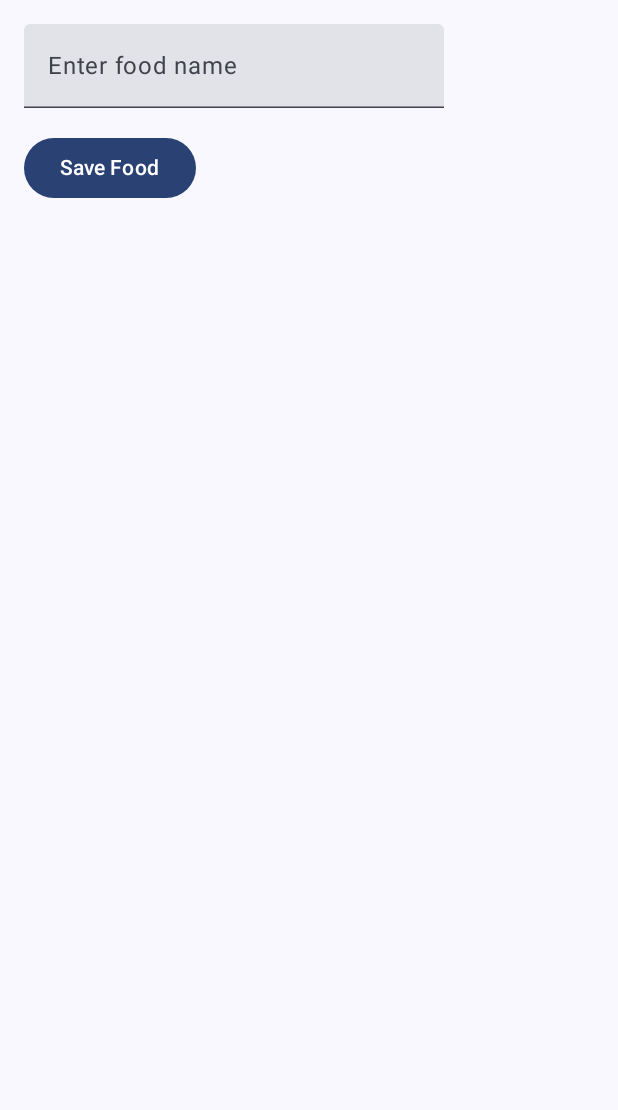
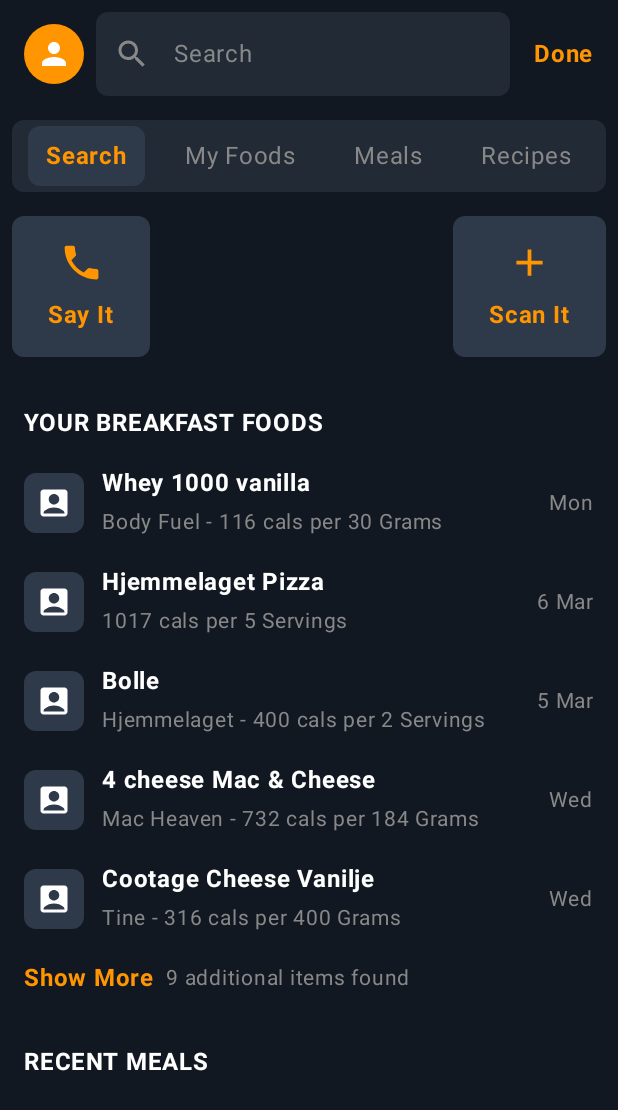
Before and after one commit to martinfosby/FoodGuard, an Android app built with Jetpack Compose: the composable FoodScreen shown on its own in the app's theme, on a phone screen of 412 x 824 dp. Shown: the top 1110 px of the screen. Run offline under Robolectric (Android 15) with nearby library versions, the phone set to English and light mode, and no system bars; libraries missing offline, so code that uses them is left out: androidx.camera.core, androidx.camera.lifecycle, androidx.camera.view, com.google.mlkit.vision.

Commit message:
Added FoodScreen

```diff
--- a/app/src/main/java/com/example/foodguard/MainActivity.kt
+++ b/app/src/main/java/com/example/foodguard/MainActivity.kt
@@ -1,7 +1,6 @@
 package com.example.foodguard
 
-import BarcodeScannerScreen
-import MainScreen
+import FoodScreen
 import android.os.Bundle
 import androidx.activity.ComponentActivity
 import androidx.activity.compose.setContent
@@ -28,34 +27,7 @@ fun FoodGuardApp() {
     FoodGuardTheme {
 //        FoodScreen()
 //        MainScreen()
-        BarcodeScannerScreen()
+//        BarcodeScannerScreen()
+        FoodScreen()
     }
 }
-
-@Composable
-fun FoodScreen() {
-    var foodName by remember { mutableStateOf("") }
-    val coroutineScope = rememberCoroutineScope()
-
-    Column(
-        modifier = Modifier
-            .fillMaxSize()
-            .padding(16.dp)
-    ) {
-        TextField(
-            value = foodName,
-            onValueChange = { foodName = it },
-            label = { Text("Enter food name") }
-        )
-
-        Spacer(modifier = Modifier.height(16.dp))
-
-        Button(onClick = {
-            coroutineScope.launch {
-                // Call function to insert food (Implement Room integration here)
-            }
-        }) {
-            Text("Save Food")
-        }
-    }
-}
--- a/app/src/main/java/com/example/foodguard/Screens.kt
+++ b/app/src/main/java/com/example/foodguard/Screens.kt
@@ -1,9 +1,9 @@
-import android.content.Context
-import android.util.Log
 import android.view.ViewGroup
 import androidx.camera.core.*
 import androidx.camera.lifecycle.ProcessCameraProvider
 import androidx.camera.view.PreviewView
+import androidx.compose.foundation.layout.Column
+import androidx.compose.foundation.layout.Row
 import androidx.compose.foundation.layout.fillMaxSize
 import androidx.compose.material3.Text
 import androidx.compose.runtime.*
@@ -12,17 +12,24 @@ import androidx.compose.ui.graphics.Color
 import androidx.compose.ui.platform.LocalContext
 import androidx.compose.ui.viewinterop.AndroidView
 import androidx.core.content.ContextCompat
-import androidx.lifecycle.LifecycleOwner
 import androidx.lifecycle.compose.LocalLifecycleOwner
 import com.google.accompanist.permissions.ExperimentalPermissionsApi
 import com.google.accompanist.permissions.isGranted
 import com.google.accompanist.permissions.rememberPermissionState
-import com.google.mlkit.vision.barcode.BarcodeScanner
 import com.google.mlkit.vision.barcode.BarcodeScanning
 import com.google.mlkit.vision.common.InputImage
-import java.util.concurrent.ExecutorService
-import java.util.concurrent.Executors
-
+import androidx.compose.foundation.background
+import androidx.compose.foundation.layout.*
+import androidx.compose.foundation.shape.CircleShape
+import androidx.compose.foundation.shape.RoundedCornerShape
+import androidx.compose.material.icons.Icons
+import androidx.compose.material.icons.filled.*
+import androidx.compose.material3.*
+import androidx.compose.ui.Alignment
+import androidx.compose.ui.draw.clip
+import androidx.compose.ui.text.font.FontWeight
+import androidx.compose.ui.unit.dp
+import androidx.compose.ui.unit.sp
 
 @androidx.annotation.OptIn(ExperimentalGetImage::class)
 @Composable
@@ -104,6 +111,7 @@ fun CameraPreviewScreen() {
     )
 }
 
+@androidx.annotation.OptIn(ExperimentalGetImage::class)
 @OptIn(ExperimentalPermissionsApi::class)
 @Composable
 fun BarcodeScannerScreen() {
@@ -204,7 +212,7 @@ fun BarcodeScannerScreen() {
 
 @OptIn(ExperimentalPermissionsApi::class)
 @Composable
-fun MainScreen() {
+fun PermissionScreen() {
     val cameraPermissionState = rememberPermissionState(permission = android.Manifest.permission.CAMERA)
 
     // Launch permission request if necessary
@@ -221,3 +229,319 @@ fun MainScreen() {
         Text("Camera permission is required", color = Color.Red)
     }
 }
+
+
+
+@Composable
+fun FoodScreen() {
+    val darkBackground = Color(0xFF121822)
+    val orangeAccent = Color(0xFFFF9500)
+    val darkGrayBackground = Color(0xFF222A36)
+
+    var searchText by remember { mutableStateOf("") }
+
+    Column(
+        modifier = Modifier
+            .fillMaxSize()
+            .background(darkBackground)
+            .padding(bottom = 80.dp) // Space for bottom nav bar
+    ) {
+        // Top Bar with Search
+        Row(
+            modifier = Modifier
+                .fillMaxWidth()
+                .padding(horizontal = 16.dp, vertical = 8.dp),
+            verticalAlignment = Alignment.CenterVertically
+        ) {
+            // Orange circle icon
+            Box(
+                modifier = Modifier
+                    .size(40.dp)
+                    .clip(CircleShape)
+                    .background(orangeAccent),
+                contentAlignment = Alignment.Center
+            ) {
+                Icon(
+                    imageVector = Icons.Default.Person,
+                    contentDescription = "App Logo",
+                    tint = Color.White
+                )
+            }
+
+            // Search Bar
+            TextField(
+                value = searchText,
+                onValueChange = { searchText = it },
+                modifier = Modifier
+                    .weight(1f)
+                    .padding(horizontal = 8.dp)
+                    .clip(RoundedCornerShape(8.dp)),
+                colors = TextFieldDefaults.colors(
+                    unfocusedContainerColor = darkGrayBackground,
+                    focusedContainerColor = darkGrayBackground,
+                    cursorColor = orangeAccent,
+                    unfocusedIndicatorColor = Color.Transparent,
+                    focusedIndicatorColor = Color.Transparent
+                ),
+                leadingIcon = {
+                    Icon(
+                        imageVector = Icons.Default.Search,
+                        contentDescription = "Search",
+                        tint = Color.Gray
+                    )
+                },
+                placeholder = { Text("Search", color = Color.Gray) }
+            )
+
+            // Done Button
+            Text(
+                text = "Done",
+                color = orangeAccent,
+                fontWeight = FontWeight.Bold,
+                modifier = Modifier.padding(start = 8.dp)
+            )
+        }
+
+        // Tab Navigation
+        Row(
+            modifier = Modifier
+                .fillMaxWidth()
+                .padding(8.dp)
+                .clip(RoundedCornerShape(8.dp))
+                .background(darkGrayBackground),
+            horizontalArrangement = Arrangement.SpaceEvenly
+        ) {
+            CategoryTab("Search", true)
+            CategoryTab("My Foods", false)
+            CategoryTab("Meals", false)
+            CategoryTab("Recipes", false)
+        }
+
+        // Input Methods
+        Row(
+            modifier = Modifier
+                .fillMaxWidth()
+                .padding(8.dp),
+            horizontalArrangement = Arrangement.SpaceBetween
+        ) {
+            InputMethodButton(
+                icon = Icons.Default.Phone,
+                text = "Say It",
+                color = orangeAccent
+            )
+
+            InputMethodButton(
+                icon = Icons.Default.Add,
+                text = "Scan It",
+                color = orangeAccent
+            )
+        }
+
+        Spacer(modifier = Modifier.height(16.dp))
+
+        // Breakfast Foods Section
+        Column(modifier = Modifier.padding(horizontal = 16.dp)) {
+            Text(
+                text = "YOUR BREAKFAST FOODS",
+                color = Color.White,
+                fontSize = 16.sp,
+                fontWeight = FontWeight.Bold,
+                modifier = Modifier.padding(vertical = 8.dp)
+            )
+
+            FoodItem(
+                icon = Icons.Default.AccountBox,
+                name = "Whey 1000 vanilla",
+                description = "Body Fuel - 116 cals per 30 Grams",
+                date = "Mon"
+            )
+
+            FoodItem(
+                icon = Icons.Default.AccountBox,
+                name = "Hjemmelaget Pizza",
+                description = "1017 cals per 5 Servings",
+                date = "6 Mar"
+            )
+
+            FoodItem(
+                icon = Icons.Default.AccountBox,
+                name = "Bolle",
+                description = "Hjemmelaget - 400 cals per 2 Servings",
+                date = "5 Mar"
+            )
+
+            FoodItem(
+                icon = Icons.Default.AccountBox,
+                name = "4 cheese Mac & Cheese",
+                description = "Mac Heaven - 732 cals per 184 Grams",
+                date = "Wed"
+            )
+
+            FoodItem(
+                icon = Icons.Default.AccountBox,
+                name = "Cootage Cheese Vanilje",
+                description = "Tine - 316 cals per 400 Grams",
+                date = "Wed"
+            )
+
+            // Show More Button
+            Row(
+                modifier = Modifier.padding(vertical = 8.dp),
+                verticalAlignment = Alignment.CenterVertically
+            ) {
+                Text(
+                    text = "Show More",
+                    color = orangeAccent,
+                    fontWeight = FontWeight.Bold,
+                    fontSize = 16.sp
+                )
+
+                Spacer(modifier = Modifier.height(4.dp))
+
+                Text(
+                    text = "9 additional items found",
+                    color = Color.Gray,
+                    fontSize = 14.sp,
+                    modifier = Modifier.padding(start = 8.dp)
+                )
+            }
+        }
+
+        Spacer(modifier = Modifier.height(16.dp))
+
+        // Recent Meals Section
+        Column(modifier = Modifier.padding(horizontal = 16.dp)) {
+            Text(
+                text = "RECENT MEALS",
+                color = Color.White,
+                fontSize = 16.sp,
+                fontWeight = FontWeight.Bold,
+                modifier = Modifier.padding(vertical = 8.dp)
+            )
+
+            FoodItem(
+                icon = Icons.Default.AccountBox,
+                name = "Breakfast",
+                description = "517 calories, 3 items",
+                date = "Today"
+            )
+        }
+
+        // Floating Action Button
+        Box(
+            modifier = Modifier.fillMaxSize(),
+            contentAlignment = Alignment.BottomEnd
+        ) {
+            FloatingActionButton(
+                onClick = { /* Handle click */ },
+                modifier = Modifier.padding(16.dp),
+                containerColor = orangeAccent,
+                contentColor = Color.Black
+            ) {
+                Icon(
+                    imageVector = Icons.Default.AccountBox,
+                    contentDescription = "Scan Barcode"
+                )
+            }
+        }
+    }
+}
+
+@Composable
+fun CategoryTab(name: String, isSelected: Boolean) {
+    Box(
+        modifier = Modifier
+            .padding(4.dp)
+            .clip(RoundedCornerShape(8.dp))
+            .background(if (isSelected) Color(0xFF2E3949) else Color.Transparent)
+            .padding(vertical = 8.dp, horizontal = 12.dp),
+        contentAlignment = Alignment.Center
+    ) {
+        Text(
+            text = name,
+            color = if (isSelected) Color(0xFFFF9500) else Color.Gray,
+            fontWeight = if (isSelected) FontWeight.Bold else FontWeight.Normal
+        )
+    }
+}
+
+@Composable
+fun InputMethodButton(icon: androidx.compose.ui.graphics.vector.ImageVector, text: String, color: Color) {
+    Column(
+        modifier = Modifier
+            .clip(RoundedCornerShape(8.dp))
+            .background(Color(0xFF2E3949))
+            .padding(vertical = 16.dp, horizontal = 24.dp),
+        horizontalAlignment = Alignment.CenterHorizontally
+    ) {
+        Icon(
+            imageVector = icon,
+            contentDescription = text,
+            tint = color,
+            modifier = Modifier.size(30.dp)
+        )
+
+        Spacer(modifier = Modifier.height(8.dp))
+
+        Text(
+            text = text,
+            color = color,
+            fontWeight = FontWeight.Bold
+        )
+    }
+}
+
+@Composable
+fun FoodItem(icon: androidx.compose.ui.graphics.vector.ImageVector, name: String, description: String, date: String) {
+    Row(
+        modifier = Modifier
+            .fillMaxWidth()
+            .padding(vertical = 8.dp),
+        verticalAlignment = Alignment.CenterVertically
+    ) {
+        // Food Icon
+        Box(
+            modifier = Modifier
+                .size(40.dp)
+                .clip(RoundedCornerShape(8.dp))
+                .background(Color(0xFF2E3949)),
+            contentAlignment = Alignment.Center
+        ) {
+            Icon(
+                imageVector = icon,
+                contentDescription = name,
+                tint = Color.White,
+                modifier = Modifier.size(24.dp)
+            )
+        }
+
+        // Food Info
+        Column(
+            modifier = Modifier
+                .weight(1f)
+                .padding(horizontal = 12.dp)
+        ) {
+            Text(
+                text = name,
+                color = Color.White,
+                fontWeight = FontWeight.Bold,
+                fontSize = 16.sp
+            )
+
+            Spacer(modifier = Modifier.height(2.dp))
+
+            Text(
+                text = description,
+                color = Color.Gray,
+                fontSize = 14.sp
+            )
+        }
+
+        // Date
+        Text(
+            text = date,
+            color = Color.Gray,
+            fontSize = 14.sp
+        )
+    }
+}
```
